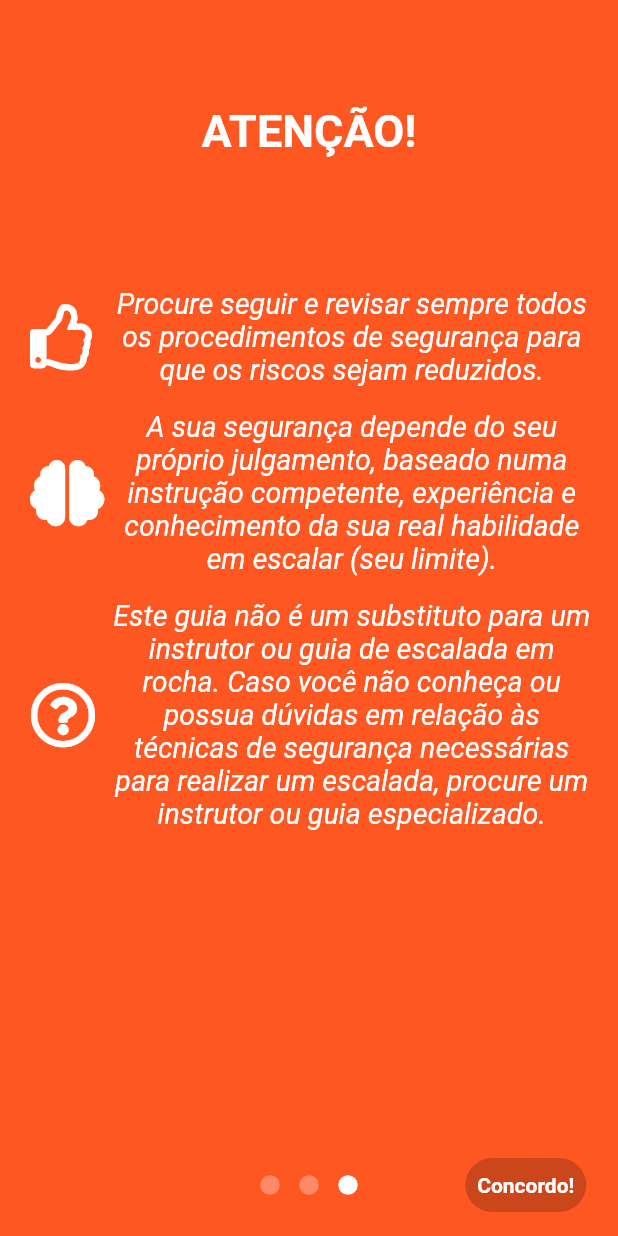
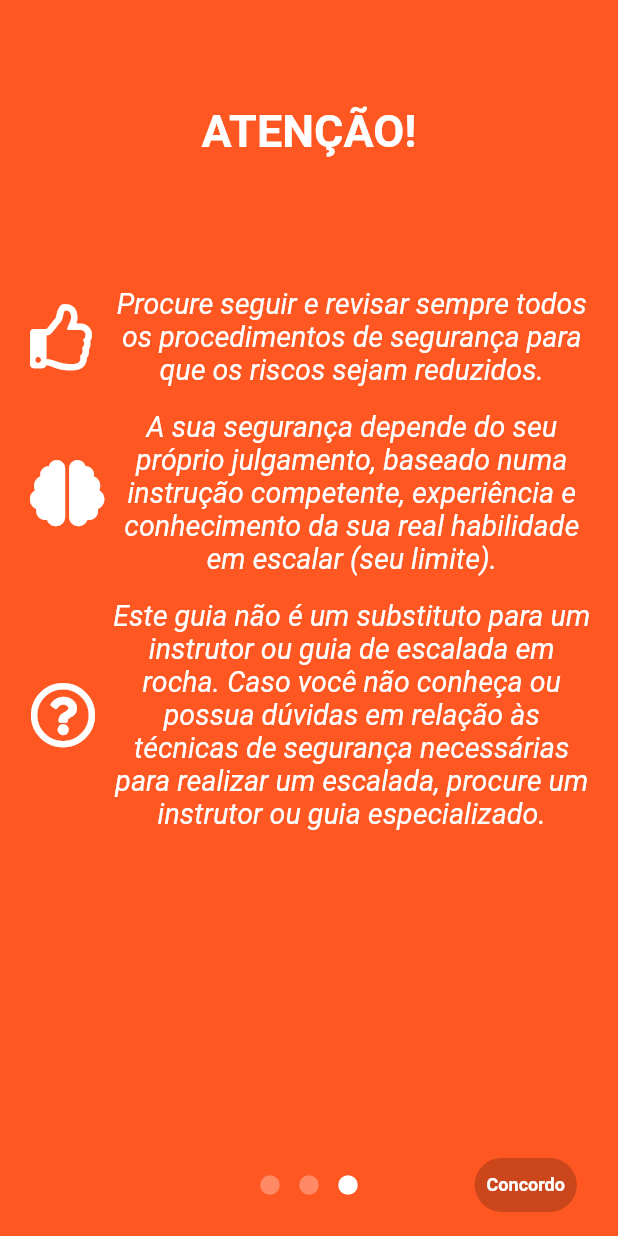
Before and after one commit to brunocabral/flutter-guia-arara, a Flutter app: the screen it shows after launch, swiped to page 3, on a phone screen of 412 x 824 dp. Run offline on Flutter 3.47's test engine with Material 2 defaults, Android fonts, the phone set to English and light mode, and no system bars; drawn by our look-alikes of intro_slider; our stand-ins replace font_awesome_flutter, photo_view; Roboto replaces fonts that are missing (Raleway, RobotoMono).

Commit message:
Fix minor text bugs

```diff
--- a/lib/screens/intro_screen.dart
+++ b/lib/screens/intro_screen.dart
@@ -134,9 +134,9 @@ class _IntroScreenState extends State<IntroScreen> {
 
   Widget renderDoneBtn() {
     return Text(
-        "Concordo!",
+        "Concordo",
       style: TextStyle(
-        fontSize: 14.0,
+        fontSize: 12.0,
         fontWeight: FontWeight.bold,
         color: Colors.white
       ),
--- a/lib/tabs/grade_tab.dart
+++ b/lib/tabs/grade_tab.dart
@@ -51,7 +51,7 @@ class GradeTab extends StatelessWidget {
                       backgroundColor: Theme.of(context).primaryColor,
                       color: Colors.white)
               ),
-              Text("Hueco(USA)",
+              Text("Hueco",
                   style: TextStyle(
                       fontWeight: FontWeight.w900,
                       backgroundColor: Theme.of(context).primaryColor,
```
